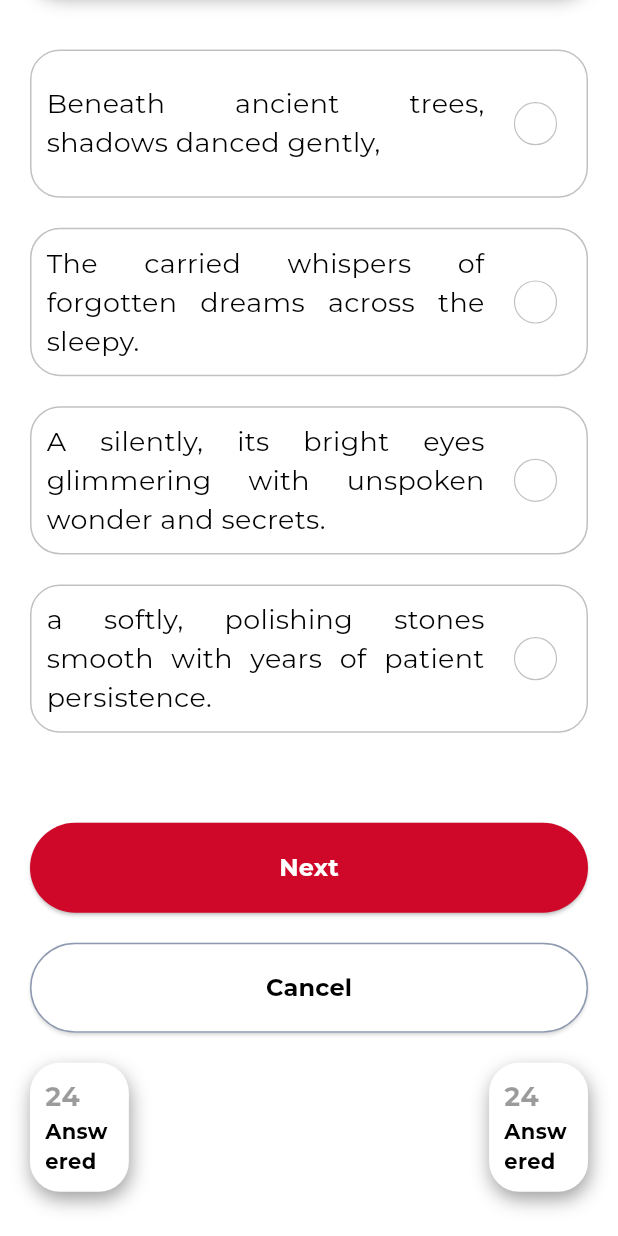
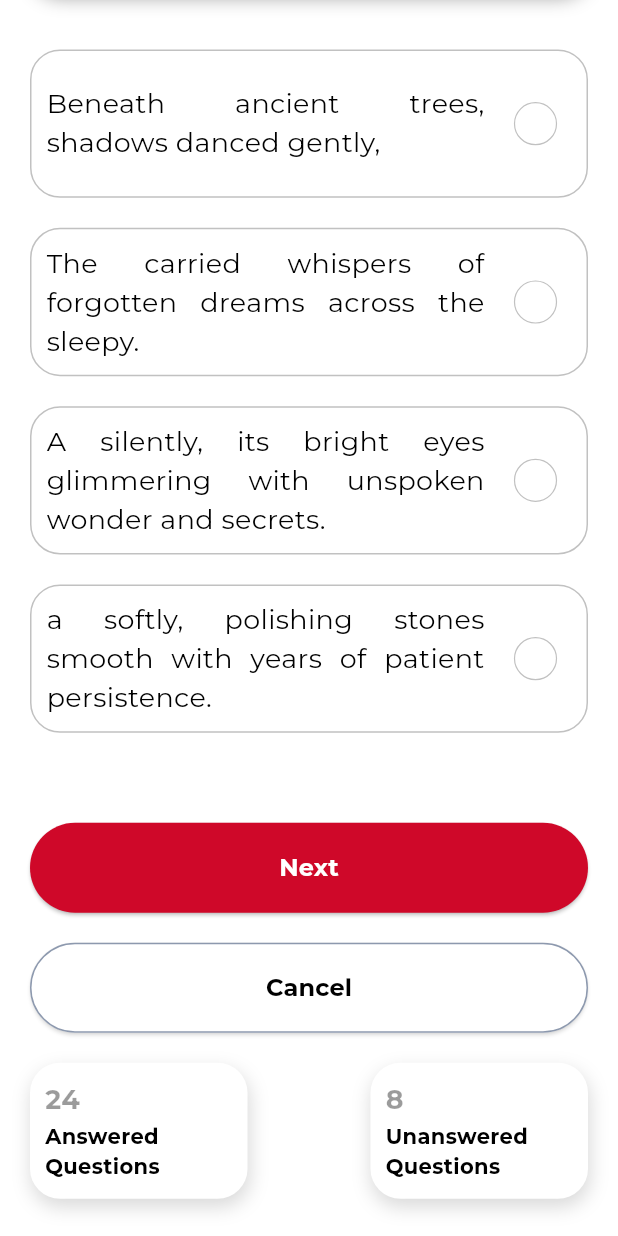
Before and after one commit to Darwynkjoy/CCO_test, a Flutter app: the Testingmode2 screen opened by its route, scrolled down 728 dp, on a phone screen of 412 x 824 dp. Run offline on Flutter 3.47's test engine with Material 3 defaults, Android fonts, the phone set to English and light mode, and no system bars; our stand-ins replace get, lottie; project files that could hold a hidden picture were left out.

Commit message:
Daily Testing

```diff
--- a/lib/test_pages/testingmode_2.dart
+++ b/lib/test_pages/testingmode_2.dart
@@ -23,13 +23,13 @@ class _Testingmode2State extends State<Testingmode2> {
     double resultBox;
       if (screenHeight < 800) {
         containerHeight = screenHeight * .17;
-        resultBox = screenHeight * 0.14;
+        resultBox = screenHeight * 0.13;
       } else if (screenHeight < 1000) {
         containerHeight = screenHeight * 0.12;
-        resultBox = screenHeight * 0.08;
+        resultBox = screenHeight * 0.11;
       } else {
         containerHeight = screenHeight * 0.1; // For iPads & tablets
-        resultBox = screenHeight * 0.09;
+        resultBox = screenHeight * 0.1;
       }
 
     return Scaffold(
@@ -452,25 +452,27 @@ class _Testingmode2State extends State<Testingmode2> {
                               mainAxisAlignment: MainAxisAlignment.spaceBetween,
                               children: [
                                 Container(
-                                width: resultBox,
+                                  height: resultBox * 1,
+                                  width: resultBox * 1.6,
                                   decoration: BoxDecoration(
                                     borderRadius: BorderRadius.circular(20),
                                     color: Colors.white,
                                     boxShadow: [
                                       BoxShadow(
-                                      color: Colors.grey.withValues(alpha: 100),
+                                        color: Colors.grey.withAlpha(100),
                                         blurRadius: 10,
-                                      offset: Offset(1, 5),
+                                        offset: const Offset(1, 5),
                                       ),
                                     ],
                                   ),
                                   child: Padding(
-                                  padding: EdgeInsets.all(10.0),
+                                    padding: const EdgeInsets.all(10.0),
                                     child: Column(
                                       mainAxisAlignment: MainAxisAlignment.spaceEvenly,
                                       crossAxisAlignment: CrossAxisAlignment.start,
                                       children: [
-                                      Text("24",
+                                        Text(
+                                          "24",
                                           style: TextStyle(
                                             fontSize: ResponsiveFont.getFontSize(context, 18),
                                             color: Colors.black.withAlpha(100),
@@ -478,52 +480,8 @@ class _Testingmode2State extends State<Testingmode2> {
                                             fontWeight: FontWeight.bold,
                                           ),
                                         ),
-                                      Expanded(
-                                        child: Text("Answered Questions",
-                                          style: TextStyle(
-                                            fontSize: ResponsiveFont.getFontSize(context, 14),
-                                            color: Colors.black,
-                                            fontFamily: "Montserrat",
-                                            fontWeight: FontWeight.bold,
-                                          ),
-                                          maxLines: 2,
-                                          softWrap: true,
-                                          overflow: TextOverflow.visible,
-                                        ),
-                                      ),
-                                    ],
-                                  ),
-                                ),
-                              ),
-
-                              Container(
-                                width: resultBox,
-                                decoration: BoxDecoration(
-                                  borderRadius: BorderRadius.circular(20),
-                                  color: Colors.white,
-                                  boxShadow: [
-                                    BoxShadow(
-                                      color: Colors.grey.withValues(alpha: 100),
-                                      blurRadius: 10,
-                                      offset: Offset(1, 5),
-                                    ),
-                                  ],
-                                ),
-                                child: Padding(
-                                  padding: EdgeInsets.all(10.0),
-                                  child: Column(
-                                    mainAxisAlignment: MainAxisAlignment.spaceEvenly,
-                                    crossAxisAlignment: CrossAxisAlignment.start,
-                                    children: [
-                                      Text("24",
-                                        style: TextStyle(
-                                          fontSize: ResponsiveFont.getFontSize(context, 18),
-                                          color: Colors.black.withAlpha(100),
-                                          fontFamily: "Montserrat",
-                                          fontWeight: FontWeight.bold,
-                                        ),
-                                      ),
-                                      Text("Answered Questions",
+                                        Text(
+                                          "Answered Questions",
                                           style: TextStyle(
                                             fontSize: ResponsiveFont.getFontSize(context, 14),
                                             color: Colors.black,
@@ -537,7 +495,52 @@ class _Testingmode2State extends State<Testingmode2> {
                                       ],
                                     ),
                                   ),
-                              )
+                                ),
+                                Container(
+                                  height: resultBox * 1,
+                                  width: resultBox * 1.6,
+                                  decoration: BoxDecoration(
+                                    borderRadius: BorderRadius.circular(20),
+                                    color: Colors.white,
+                                    boxShadow: [
+                                      BoxShadow(
+                                        color: Colors.grey.withAlpha(100),
+                                        blurRadius: 10,
+                                        offset: const Offset(1, 5),
+                                      ),
+                                    ],
+                                  ),
+                                  child: Padding(
+                                    padding: const EdgeInsets.all(10.0),
+                                    child: Column(
+                                      mainAxisAlignment: MainAxisAlignment.spaceEvenly,
+                                      crossAxisAlignment: CrossAxisAlignment.start,
+                                      children: [
+                                        Text(
+                                          "8",
+                                          style: TextStyle(
+                                            fontSize: ResponsiveFont.getFontSize(context, 18),
+                                            color: Colors.black.withAlpha(100),
+                                            fontFamily: "Montserrat",
+                                            fontWeight: FontWeight.bold,
+                                          ),
+                                        ),
+                                        Text(
+                                          "Unanswered Questions",
+                                          style: TextStyle(
+                                            fontSize: ResponsiveFont.getFontSize(context, 14),
+                                            color: Colors.black,
+                                            fontFamily: "Montserrat",
+                                            fontWeight: FontWeight.bold,
+                                          ),
+                                          maxLines: 2,
+                                          softWrap: true,
+                                          overflow: TextOverflow.visible,
+                                        ),
+                                      ],
+                                    ),
+                                  ),
+                                ),
                               ],
                             ),
                           )
```
Lines whose indentation alone changed are shown as unchanged.
